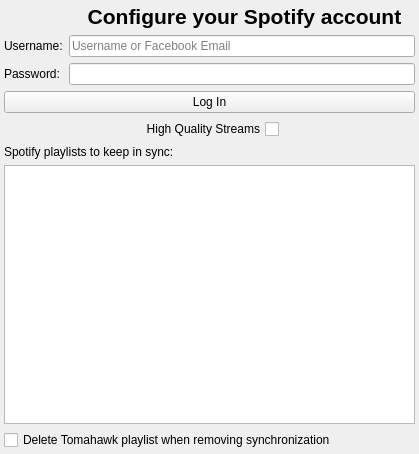
Qt form src/accounts/spotify/SpotifyAccountConfig.ui (tomahawk-player/tomahawk) before a commit.
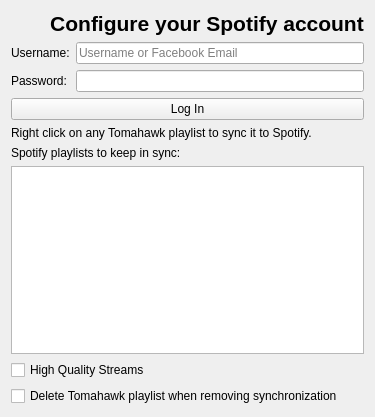
The same form after that commit. Icons and pictures are not drawn.

Commit message: marginally better spotify config ui

What changed in the file:
```diff
--- a/src/accounts/spotify/SpotifyAccountConfig.ui
+++ b/src/accounts/spotify/SpotifyAccountConfig.ui
@@ -6,8 +6,8 @@
    <rect>
     <x>0</x>
     <y>0</y>
-    <width>419</width>
-    <height>454</height>
+    <width>375</width>
+    <height>417</height>
    </rect>
   </property>
   <property name="sizePolicy">
@@ -20,9 +20,6 @@
    <string>Form</string>
   </property>
   <layout class="QVBoxLayout" name="verticalLayout">
-   <property name="margin">
-    <number>4</number>
-   </property>
    <item>
     <layout class="QHBoxLayout" name="horizontalLayout_2">
      <item>
@@ -122,47 +119,14 @@
     </widget>
    </item>
    <item>
-    <layout class="QHBoxLayout" name="horizontalLayout_3">
-     <item>
-      <spacer name="horizontalSpacer_3">
-       <property name="orientation">
-        <enum>Qt::Horizontal</enum>
-       </property>
-       <property name="sizeHint" stdset="0">
-        <size>
-         <width>40</width>
-         <height>20</height>
-        </size>
-       </property>
-      </spacer>
-     </item>
-     <item>
-      <widget class="QCheckBox" name="streamingCheckbox">
-       <property name="layoutDirection">
-        <enum>Qt::RightToLeft</enum>
-       </property>
-       <property name="text">
-        <string>High Quality Streams</string>
-       </property>
-       <property name="checked">
-        <bool>false</bool>
-       </property>
-      </widget>
-     </item>
-     <item>
-      <spacer name="horizontalSpacer_4">
-       <property name="orientation">
-        <enum>Qt::Horizontal</enum>
-       </property>
-       <property name="sizeHint" stdset="0">
-        <size>
-         <width>40</width>
-         <height>20</height>
-        </size>
-       </property>
-      </spacer>
-     </item>
-    </layout>
+    <widget class="QLabel" name="label">
+     <property name="text">
+      <string>Right click on any Tomahawk playlist to sync it to Spotify.</string>
+     </property>
+     <property name="margin">
+      <number>0</number>
+     </property>
+    </widget>
    </item>
    <item>
     <widget class="QLabel" name="label_3">
@@ -174,6 +138,19 @@
    <item>
     <widget class="QListWidget" name="playlistList"/>
    </item>
+   <item>
+    <widget class="QCheckBox" name="streamingCheckbox">
+     <property name="layoutDirection">
+      <enum>Qt::LeftToRight</enum>
+     </property>
+     <property name="text">
+      <string>High Quality Streams</string>
+     </property>
+     <property name="checked">
+      <bool>false</bool>
+     </property>
+    </widget>
+   </item>
    <item>
     <widget class="QCheckBox" name="deleteOnUnsync">
      <property name="text">
```
